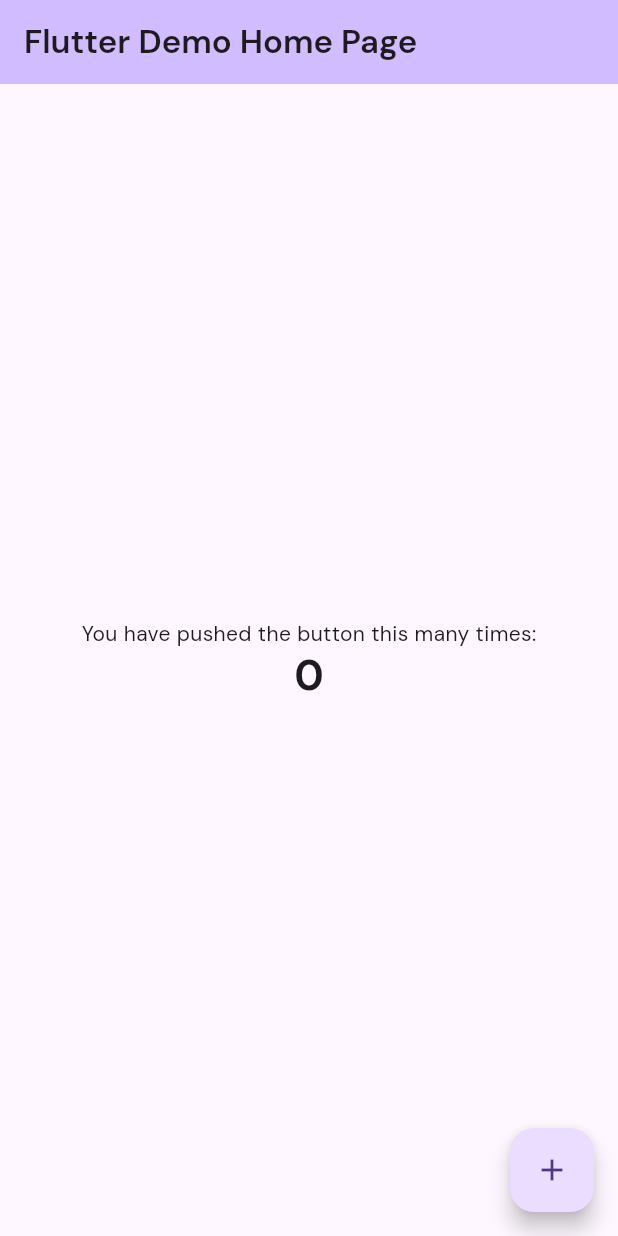
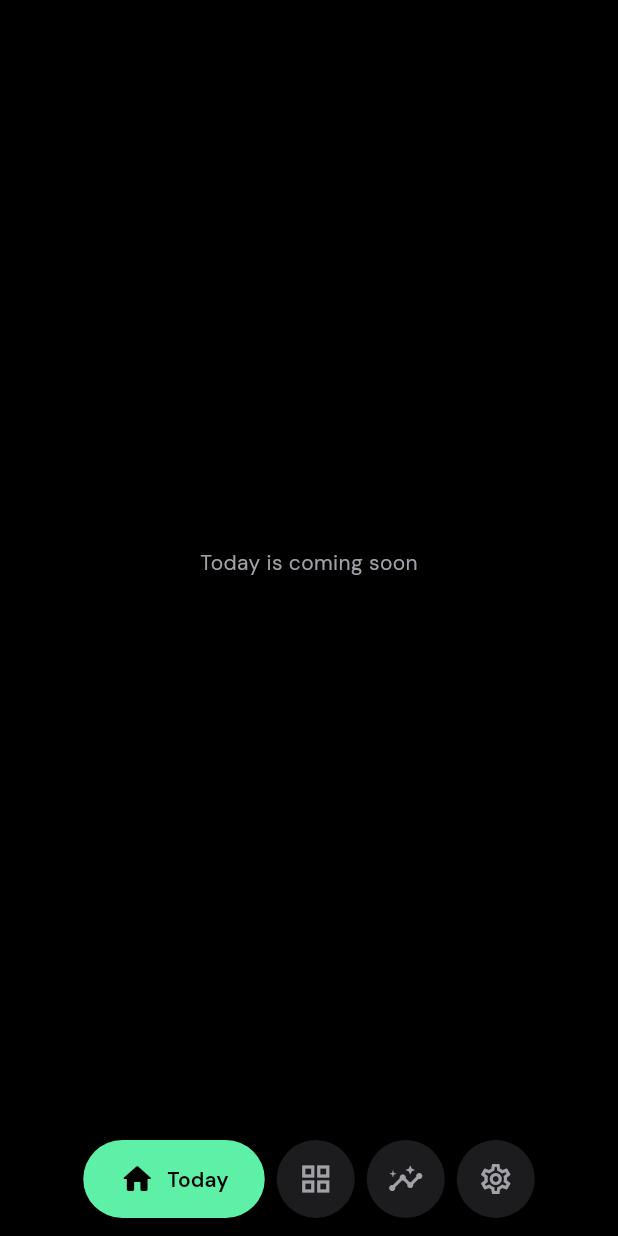
Before and after one commit to yash25hemnani/repwise, a Flutter app: the screen it shows after launch, on a phone screen of 412 x 824 dp. Run offline on Flutter 3.47's test engine with Material 3 defaults, Android fonts, the phone set to English and light mode, and no system bars; our stand-ins replace google_fonts.

Commit message:
feat: added app shell, bottom navbar and dark theme with home placeholder

```diff
--- /dev/null
+++ b/lib/core/layout/app_shell.dart
@@ -0,0 +1,71 @@
+import 'package:flutter/material.dart';
+import 'package:repwise/core/layout/bottom_navbar.dart';
+import 'package:repwise/core/layout/nav_item_model.dart';
+import 'package:repwise/core/widgets/coming_soon.dart';
+
+// The signed-in app: the bottom navbar and the page for the selected tab
+class AppShell extends StatefulWidget {
+  const AppShell({super.key});
+
+  @override
+  State<AppShell> createState() => _AppShellState();
+}
+
+class _AppShellState extends State<AppShell> {
+  int selectedIndex = 0;
+
+  // Opened tabs stay built; unopened tabs load nothing
+  final _opened = <int>{0};
+
+  void _select(int index) {
+    setState(() {
+      selectedIndex = index;
+      _opened.add(index);
+    });
+  }
+
+  final navItems = const [
+    NavItemModel(
+      page: ComingSoon(title: 'Today'),
+      icon: Icons.home_outlined,
+      activeIcon: Icons.home_rounded,
+      label: 'Today',
+    ),
+    NavItemModel(
+      page: ComingSoon(title: 'Plan'),
+      icon: Icons.grid_view_outlined,
+      activeIcon: Icons.grid_view_rounded,
+      label: 'Plan',
+    ),
+    NavItemModel(
+      page: ComingSoon(title: 'Progress'),
+      icon: Icons.insights_outlined,
+      activeIcon: Icons.insights_rounded,
+      label: 'Progress',
+    ),
+    NavItemModel(
+      page: ComingSoon(title: 'Settings'),
+      icon: Icons.settings_outlined,
+      activeIcon: Icons.settings_rounded,
+      label: 'Settings',
+    ),
+  ];
+
+  @override
+  Widget build(BuildContext context) {
+    return Scaffold(
+      body: IndexedStack(
+        index: selectedIndex,
+        children: [
+          for (var i = 0; i < navItems.length; i++)
+            _opened.contains(i) ? navItems[i].page : const SizedBox.shrink(),
+        ],
+      ),
+      bottomNavigationBar: BottomNavbar(
+        selectedIndex: selectedIndex,
+        onTap: _select,
+        navItems: navItems,
+      ),
+    );
+  }
+}
--- /dev/null
+++ b/lib/core/layout/bottom_navbar.dart
@@ -0,0 +1,95 @@
+import 'package:flutter/material.dart';
+import 'package:repwise/core/layout/nav_item_model.dart';
+import 'package:repwise/core/theme/app_colors.dart';
+
+class BottomNavbar extends StatelessWidget {
+  final int selectedIndex;
+  final ValueChanged<int> onTap;
+  final List<NavItemModel> navItems;
+
+  const BottomNavbar({
+    super.key,
+    required this.selectedIndex,
+    required this.onTap,
+    required this.navItems,
+  });
+
+  @override
+  Widget build(BuildContext context) {
+    return ColoredBox(
+      color: AppColors.background,
+      child: SafeArea(
+        top: false,
+        child: Padding(
+          padding: const EdgeInsets.fromLTRB(16, 10, 16, 12),
+          child: Row(
+            mainAxisAlignment: MainAxisAlignment.center,
+            children: [
+              for (var i = 0; i < navItems.length; i++) ...[
+                if (i > 0) const SizedBox(width: 8),
+                _NavItem(
+                  item: navItems[i],
+                  selected: i == selectedIndex,
+                  onTap: () => onTap(i),
+                ),
+              ],
+            ],
+          ),
+        ),
+      ),
+    );
+  }
+}
+
+// A dark circle with an icon, or a green pill with icon and label when selected
+class _NavItem extends StatelessWidget {
+  final NavItemModel item;
+  final bool selected;
+  final VoidCallback onTap;
+
+  const _NavItem({
+    required this.item,
+    required this.selected,
+    required this.onTap,
+  });
+
+  @override
+  Widget build(BuildContext context) {
+    final color = selected ? AppColors.onAccent : AppColors.textSecondary;
+
+    return Material(
+      color: selected ? AppColors.green : AppColors.surface,
+      shape: const StadiumBorder(),
+      clipBehavior: Clip.antiAlias,
+      child: InkWell(
+        onTap: onTap,
+        child: AnimatedSize(
+          duration: const Duration(milliseconds: 200),
+          curve: Curves.easeOut,
+          child: SizedBox(
+            height: 52,
+            child: Padding(
+              // 14 + 24 icon + 14 = a 52 circle when not selected
+              padding: EdgeInsets.symmetric(horizontal: selected ? 24 : 14),
+              child: Row(
+                mainAxisSize: MainAxisSize.min,
+                children: [
+                  Icon(selected ? item.activeIcon : item.icon, color: color),
+                  if (selected) ...[
+                    const SizedBox(width: 8),
+                    Text(
+                      item.label,
+                      style: Theme.of(
+                        context,
+                      ).textTheme.titleSmall?.copyWith(color: color),
+                    ),
+                  ],
+                ],
+              ),
+            ),
+          ),
+        ),
+      ),
+    );
+  }
+}
--- /dev/null
+++ b/lib/core/layout/nav_item_model.dart
@@ -0,0 +1,15 @@
+import 'package:flutter/material.dart';
+
+class NavItemModel {
+  final Widget page;
+  final IconData icon;
+  final IconData activeIcon;
+  final String label;
+
+  const NavItemModel({
+    required this.page,
+    required this.icon,
+    required this.activeIcon,
+    required this.label,
+  });
+}
--- /dev/null
+++ b/lib/core/theme/app_colors.dart
@@ -0,0 +1,31 @@
+import 'package:flutter/material.dart';
+
+// Dark palette from the design reference. Light tokens come with THEM-01.
+class AppColors {
+  AppColors._();
+
+  // Surfaces
+  static const background = Color(0xFF000000);
+  static const transparent = Color(0x00000000);
+  static const surface = Color(0xFF1C1C1F); // navbar circles, dark cards
+  static const border = Color(0xFF2A2A2E);
+
+  // Text
+  static const text = Color(0xFFFFFFFF);
+  static const textSecondary = Color(0xFFA1A1A8);
+
+  // Bright accents
+  static const blue = Color(0xFF2B52EB);
+  static const green = Color(0xFF5DF0A6);
+  static const yellow = Color(0xFFF9C356);
+  static const purple = Color(0xFFA78BFA);
+  static const red = Color(0xFFE5534B);
+
+  // Text and icons on the bright accents
+  static const onAccent = Color(0xFF000000);
+  static const ink = Color(0xFF050505);
+
+  // Avatar gradient
+  static const avatarLight = Color(0xFFBCC2E2);
+  static const avatarDark = Color(0xFFA7AED3);
+}
--- a/lib/core/theme/app_theme.dart
+++ b/lib/core/theme/app_theme.dart
@@ -1,26 +1,26 @@
 import 'package:flutter/material.dart';
 import 'package:google_fonts/google_fonts.dart';
+import 'package:repwise/core/theme/app_colors.dart';
 
 class AppTheme {
   AppTheme._();
 
-  static ThemeData get light {
   // Set weights on Material's plain styles first, then hand them to
   // google_fonts. It loads each weight as its own family, so changing
   // fontWeight on an already-DM Sans style keeps the old file.
-    final base = ThemeData.light().textTheme;
-
+  static TextTheme _weighted(TextTheme base) {
     TextStyle? w(TextStyle? style, FontWeight weight) =>
         style?.copyWith(fontWeight: weight);
 
-    final weighted = base.copyWith(
+    return GoogleFonts.dmSansTextTheme(
+      base.copyWith(
         displayLarge: w(base.displayLarge, FontWeight.w600),
         displayMedium: w(base.displayMedium, FontWeight.w600),
         displaySmall: w(base.displaySmall, FontWeight.w600),
-      headlineLarge: w(base.headlineLarge, FontWeight.w700),
-      headlineMedium: w(base.headlineMedium, FontWeight.w700),
-      headlineSmall: w(base.headlineSmall, FontWeight.w700),
-      titleLarge: w(base.titleLarge, FontWeight.w600),
+        headlineLarge: w(base.headlineLarge, FontWeight.w800),
+        headlineMedium: w(base.headlineMedium, FontWeight.w800),
+        headlineSmall: w(base.headlineSmall, FontWeight.w800),
+        titleLarge: w(base.titleLarge, FontWeight.w800),
         titleMedium: w(base.titleMedium, FontWeight.w600),
         titleSmall: w(base.titleSmall, FontWeight.w600),
         labelLarge: w(base.labelLarge, FontWeight.w600),
@@ -30,11 +30,30 @@ class AppTheme {
         bodyLarge: w(base.bodyLarge, FontWeight.w500),
         bodyMedium: w(base.bodyMedium, FontWeight.w400),
         bodySmall: w(base.bodySmall, FontWeight.w400),
+      ),
+    );
+  }
+
+  static ThemeData get light => ThemeData(
+    useMaterial3: true,
+    textTheme: _weighted(ThemeData.light().textTheme),
   );
 
-    return ThemeData(
+  static ThemeData get dark => ThemeData(
     useMaterial3: true,
-      textTheme: GoogleFonts.dmSansTextTheme(weighted),
+    brightness: Brightness.dark,
+    scaffoldBackgroundColor: AppColors.background,
+    colorScheme: ColorScheme.fromSeed(
+      seedColor: AppColors.green,
+      brightness: Brightness.dark,
+      primary: AppColors.green,
+      onPrimary: AppColors.onAccent,
+      surface: AppColors.background,
+    ),
+    textTheme: _weighted(ThemeData.dark().textTheme),
+    snackBarTheme: const SnackBarThemeData(
+      behavior: SnackBarBehavior.floating,
+      backgroundColor: AppColors.surface,
+    ),
   );
 }
-}
--- /dev/null
+++ b/lib/core/widgets/coming_soon.dart
@@ -0,0 +1,23 @@
+import 'package:flutter/material.dart';
+import 'package:repwise/core/theme/app_colors.dart';
+
+// Stand-in page for tabs built in later phases
+class ComingSoon extends StatelessWidget {
+  final String title;
+
+  const ComingSoon({super.key, required this.title});
+
+  @override
+  Widget build(BuildContext context) {
+    return Scaffold(
+      body: Center(
+        child: Text(
+          '$title is coming soon',
+          style: Theme.of(
+            context,
+          ).textTheme.bodyMedium?.copyWith(color: AppColors.textSecondary),
+        ),
+      ),
+    );
+  }
+}
--- a/lib/main.dart
+++ b/lib/main.dart
@@ -1,106 +1,24 @@
 import 'package:flutter/material.dart';
+import 'package:repwise/core/layout/app_shell.dart';
 import 'package:repwise/core/theme/app_theme.dart';
 
 void main() {
-  runApp(const MyApp());
+  runApp(const RepwiseApp());
 }
 
-class MyApp extends StatelessWidget {
-  const MyApp({super.key});
+class RepwiseApp extends StatelessWidget {
+  const RepwiseApp({super.key});
 
-  // This widget is the root of your application.
   @override
   Widget build(BuildContext context) {
     return MaterialApp(
-      title: 'Flutter Demo',
+      title: 'Repwise',
+      debugShowCheckedModeBanner: false,
       theme: AppTheme.light,
-      home: const MyHomePage(title: 'Flutter Demo Home Page'),
+      darkTheme: AppTheme.dark,
+      // Dark only until light tokens exist (THEM-01)
+      themeMode: ThemeMode.dark,
+      home: const AppShell(),
     );
   }
 }
-
-class MyHomePage extends StatefulWidget {
-  const MyHomePage({super.key, required this.title});
-
-  // This widget is the home page of your application. It is stateful, meaning
-  // that it has a State object (defined below) that contains fields that affect
-  // how it looks.
-
-  // This class is the configuration for the state. It holds the values (in this
-  // case the title) provided by the parent (in this case the App widget) and
-  // used by the build method of the State. Fields in a Widget subclass are
-  // always marked "final".
-
-  final String title;
-
-  @override
-  State<MyHomePage> createState() => _MyHomePageState();
-}
-
-class _MyHomePageState extends State<MyHomePage> {
-  int _counter = 0;
-
-  void _incrementCounter() {
-    setState(() {
-      // This call to setState tells the Flutter framework that something has
-      // changed in this State, which causes it to rerun the build method below
-      // so that the display can reflect the updated values. If we changed
-      // _counter without calling setState(), then the build method would not be
-      // called again, and so nothing would appear to happen.
-      _counter++;
-    });
-  }
-
-  @override
-  Widget build(BuildContext context) {
-    // This method is rerun every time setState is called, for instance as done
-    // by the _incrementCounter method above.
-    //
-    // The Flutter framework has been optimized to make rerunning build methods
-    // fast, so that you can just rebuild anything that needs updating rather
-    // than having to individually change instances of widgets.
-    return Scaffold(
-      appBar: AppBar(
-        // TRY THIS: Try changing the color here to a specific color (to
-        // Colors.amber, perhaps?) and trigger a hot reload to see the AppBar
-        // change color while the other colors stay the same.
-        backgroundColor: Theme.of(context).colorScheme.inversePrimary,
-        // Here we take the value from the MyHomePage object that was created by
-        // the App.build method, and use it to set our appbar title.
-        title: Text(widget.title),
-      ),
-      body: Center(
-        // Center is a layout widget. It takes a single child and positions it
-        // in the middle of the parent.
-        child: Column(
-          // Column is also a layout widget. It takes a list of children and
-          // arranges them vertically. By default, it sizes itself to fit its
-          // children horizontally, and tries to be as tall as its parent.
-          //
-          // Column has various properties to control how it sizes itself and
-          // how it positions its children. Here we use mainAxisAlignment to
-          // center the children vertically; the main axis here is the vertical
-          // axis because Columns are vertical (the cross axis would be
-          // horizontal).
-          //
-          // TRY THIS: Invoke "debug painting" (choose the "Toggle Debug Paint"
-          // action in the IDE, or press "p" in the console), to see the
-          // wireframe for each widget.
-          mainAxisAlignment: .center,
-          children: [
-            const Text('You have pushed the button this many times:'),
-            Text(
-              '$_counter',
-              style: Theme.of(context).textTheme.headlineMedium,
-            ),
-          ],
-        ),
-      ),
-      floatingActionButton: FloatingActionButton(
-        onPressed: _incrementCounter,
-        tooltip: 'Increment',
-        child: const Icon(Icons.add),
-      ),
-    );
-  }
-}
```
Also changed, not shown: 1 other file. Lines whose indentation alone changed are shown as unchanged.
